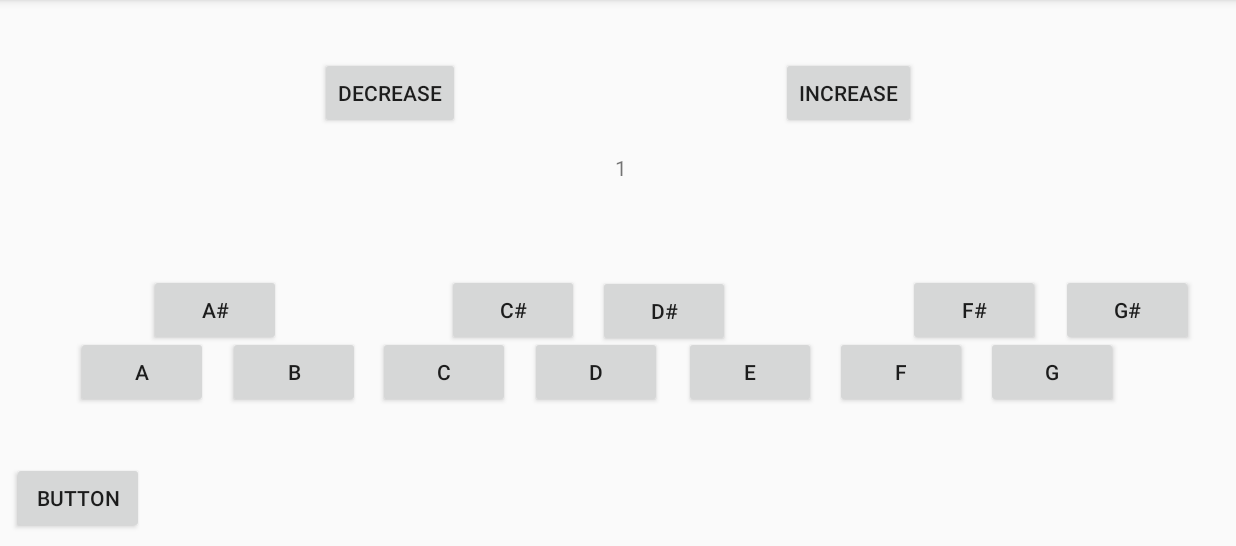
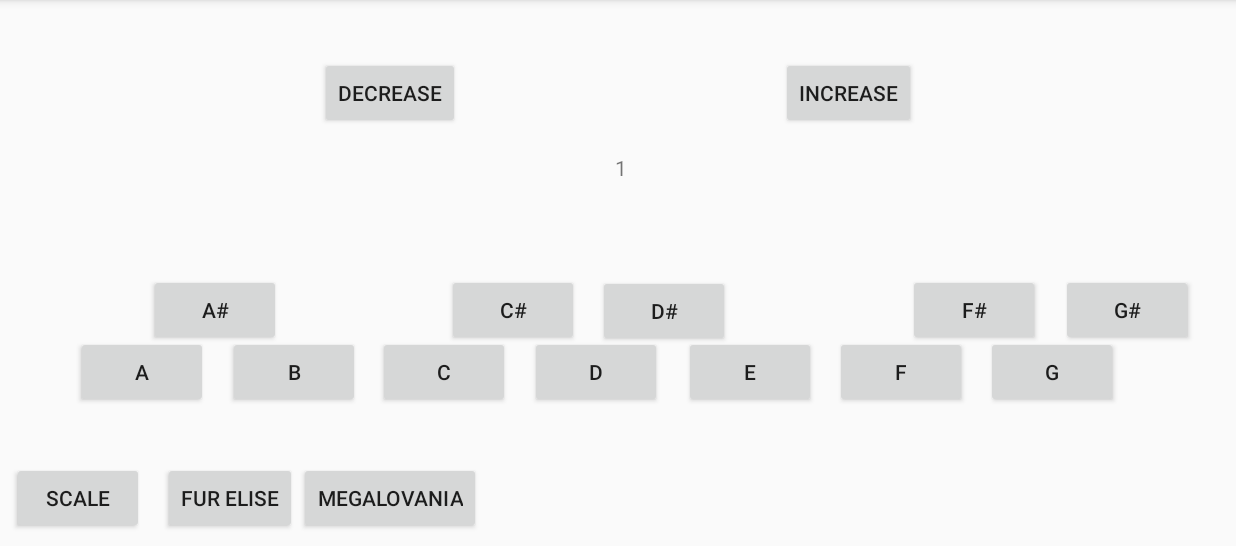
Before and after one commit to TimothyJohnson20/SoundBoard, an Android app: the screen it shows after launch (SoundBoardActivity), on a phone screen of 824 x 412 dp (held sideways), the part 72-618 px from its top. Run offline under Robolectric (Android 15) with nearby library versions, the phone set to English and light mode, and no system bars.

Commit message:
Finished 2 songs

```diff
--- a/app/src/main/java/com/example/soundboard/SoundBoardActivity.java
+++ b/app/src/main/java/com/example/soundboard/SoundBoardActivity.java
@@ -5,14 +5,10 @@ import androidx.appcompat.app.AppCompatActivity;
 import android.media.AudioManager;
 import android.media.SoundPool;
 import android.os.Bundle;
+import android.os.CountDownTimer;
 import android.view.View;
 import android.widget.Button;
-import android.widget.TextClock;
 import android.widget.TextView;
-
-import com.example.soundboard.R;
-
-import java.lang.reflect.Array;
 
 public class SoundBoardActivity extends AppCompatActivity implements View.OnClickListener {
 
@@ -30,12 +26,16 @@ public class SoundBoardActivity extends AppCompatActivity implements View.OnClic
     public Button buttonGSharp;
     private Button buttonNext;
     private Button buttonBack;
-    private Button song1;
+    private Button scale;
     private TextView pitch;
     private SoundPool soundPool;
     private double rateChange = 1;
     private int octave;
     private int[] sounds;
+    private int[] soundsscale;
+    private Button furElise;
+    private Button megalovania;
+
     @Override
     protected void onCreate(Bundle savedInstanceState) {
         super.onCreate(savedInstanceState);
@@ -46,6 +46,7 @@ public class SoundBoardActivity extends AppCompatActivity implements View.OnClic
         soundArray();
         pitch.setText("1");
         octave = 1;
+        scaleArray();
     }
     public void setListeners(){
         buttonA.setOnClickListener(this);
@@ -76,7 +77,42 @@ public class SoundBoardActivity extends AppCompatActivity implements View.OnClic
                 pitch.setText(octave + "");
             }
         });
+        scale.setOnClickListener(new View.OnClickListener() {
+            @Override
+            public void onClick(View view) {
+                playScale();
+            }
+        });
+        furElise.setOnClickListener(new View.OnClickListener() {
+            @Override
+            public void onClick(View view) {
+                playFurElise();
+            }
+        });
+        megalovania.setOnClickListener(new View.OnClickListener() {
+            @Override
+            public void onClick(View view) {
+                playMegalovania();
+            }
+        });
     }
+
+    private void playScale(){
+        for(int i = 0; i < 12; i++){
+            soundPool.play(soundsscale[i], 1, 1, 1, 0, (float) rateChange);
+            delay(300);
+                }
+
+        }
+    private void delay(int millis){
+        try{
+            Thread.sleep(millis);
+        }
+        catch (InterruptedException e1){
+            e1.printStackTrace();
+        }
+    }
+
     private void soundArray(){
         sounds = new int[12];
         sounds[0] = soundPool.load(getApplicationContext(), R.raw.scalea, 1);
@@ -92,6 +128,44 @@ public class SoundBoardActivity extends AppCompatActivity implements View.OnClic
         sounds[10] = soundPool.load(getApplicationContext(), R.raw.scalefs, 1);
         sounds[11] = soundPool.load(getApplicationContext(), R.raw.scalegs, 1);
     }
+    private void scaleArray(){
+        soundsscale = new int[12];
+        soundsscale[0] = soundPool.load(getApplicationContext(), R.raw.scalea, 1);          //  A       0
+        soundsscale[1] = soundPool.load(getApplicationContext(), R.raw.scalebb, 1);         //  A#      1
+        soundsscale[2] = soundPool.load(getApplicationContext(), R.raw.scaleb, 1);          //  B       2
+        soundsscale[3] = soundPool.load(getApplicationContext(), R.raw.scalec, 1);          //  C       3
+        soundsscale[4] = soundPool.load(getApplicationContext(), R.raw.scalecs, 1);         //  C#      4
+        soundsscale[5] = soundPool.load(getApplicationContext(), R.raw.scaled, 1);          //  D       5
+        soundsscale[6] = soundPool.load(getApplicationContext(), R.raw.scaleds, 1);         //  D#      6
+        soundsscale[7] = soundPool.load(getApplicationContext(), R.raw.scalee, 1);          //  E       7
+        soundsscale[8] = soundPool.load(getApplicationContext(), R.raw.scalef, 1);          //  F       8
+        soundsscale[9] = soundPool.load(getApplicationContext(), R.raw.scalefs, 1);         //  F#      9
+        soundsscale[10] = soundPool.load(getApplicationContext(), R.raw.scaleg, 1);         //  G       10
+        soundsscale[11] = soundPool.load(getApplicationContext(), R.raw.scalegs, 1);        //  G#      11
+    }
+
+    private void playFurElise(){
+        int[] furElise = {7, 6, 7, 6, 7, 2, 5, 3, 0, 3, 7, 0, 3, 7, 0, 2, 3, 7, 6, 7, 6, 7, 2, 5, 3, 0, 3, 7, 0, 3, 7, 3, 2, 0, 2, 3, 5, 7, 10, 8, 7, 5, 7
+        , 7, 5, 3, 7, 5, 3, 7, 7, 6, 7, 6, 7, 7, 5, 3, 0, 3, 7, 0, 2, 7, 0, 2, 3, 7, 6, 7, 6, 7, 2, 5, 3, 0, 3, 7, 0, 2, 7, 3, 2, 0};
+        int length = furElise.length;
+        for(int i = 0; i < length; i++){
+            soundPool.play(soundsscale[furElise[i]], 1, 1, 1, 0, (float)rateChange);
+            delay(200);
+        }
+    }
+    private void playMegalovania(){
+        int[] megalovania = {5, 0, 11, 10, 8, 5, 8, 10, 3, 3};
+        int length = megalovania.length;
+        for(int c = 0; c < 5; c++){
+            for(int i = 0; i < length; i ++){
+                soundPool.play(soundsscale[megalovania[i]], 1, 1, 1, 0, (float)rateChange);
+                delay(200);
+            }
+            rateChange = rateChange + .8;
+        }
+
+    }
+
     public void wireWidgets(){
         buttonA = findViewById(R.id.button_soundboard_a);
         buttonB = findViewById(R.id.button_soundboard_b);
@@ -108,7 +182,9 @@ public class SoundBoardActivity extends AppCompatActivity implements View.OnClic
         buttonNext = findViewById(R.id.button_soundboard_next);
         buttonBack = findViewById(R.id.button_soundboard_back);
         pitch = findViewById(R.id.textView_main_pitch);
-        song1 = findViewById(R.id.button_soundboard_song1)
+        scale = findViewById(R.id.button_soundboard_scale);
+        furElise = findViewById(R.id.button_soundboard_furElise);
+        megalovania = findViewById(R.id.button_soundboard_megalovania);
     }
 
     @Override
--- a/app/src/main/res/layout/activity_soundboard.xml
+++ b/app/src/main/res/layout/activity_soundboard.xml
@@ -241,13 +241,45 @@
         app:layout_constraintVertical_bias="0.302" />
 
     <Button
-        android:id="@+id/button_soundboard_song1"
+        android:id="@+id/button_soundboard_scale"
         android:layout_width="wrap_content"
         android:layout_height="wrap_content"
         android:layout_marginStart="8dp"
         android:layout_marginBottom="8dp"
-        android:text="Button"
+        android:text="@string/Scale"
         app:layout_constraintBottom_toBottomOf="parent"
         app:layout_constraintStart_toStartOf="parent" />
 
+    <Button
+        android:id="@+id/button_soundboard_furElise"
+        android:layout_width="wrap_content"
+        android:layout_height="wrap_content"
+        android:layout_marginStart="8dp"
+        android:layout_marginTop="8dp"
+        android:layout_marginEnd="8dp"
+        android:layout_marginBottom="8dp"
+        android:text="@string/FurElise"
+        app:layout_constraintBottom_toBottomOf="parent"
+        app:layout_constraintEnd_toEndOf="parent"
+        app:layout_constraintHorizontal_bias="0.14"
+        app:layout_constraintStart_toStartOf="parent"
+        app:layout_constraintTop_toTopOf="parent"
+        app:layout_constraintVertical_bias="1.0" />
+
+    <Button
+        android:id="@+id/button_soundboard_megalovania"
+        android:layout_width="wrap_content"
+        android:layout_height="wrap_content"
+        android:layout_marginStart="8dp"
+        android:layout_marginTop="8dp"
+        android:layout_marginEnd="8dp"
+        android:layout_marginBottom="8dp"
+        android:text="@string/Megalovania"
+        app:layout_constraintBottom_toBottomOf="parent"
+        app:layout_constraintEnd_toEndOf="parent"
+        app:layout_constraintHorizontal_bias="0.279"
+        app:layout_constraintStart_toStartOf="parent"
+        app:layout_constraintTop_toTopOf="parent"
+        app:layout_constraintVertical_bias="1.0" />
+
 </androidx.constraintlayout.widget.ConstraintLayout>
--- a/app/src/main/res/values/strings.xml
+++ b/app/src/main/res/values/strings.xml
@@ -14,5 +14,8 @@
     <string name="buttonGSharp">G#</string>
     <string name="buttonNext">Increase</string>
     <string name="buttonBack">Decrease</string>
+    <string name="Scale">Scale</string>
+    <string name="FurElise">Fur Elise</string>
+    <string name="Megalovania">Megalovania</string>
 
 </resources>
```
